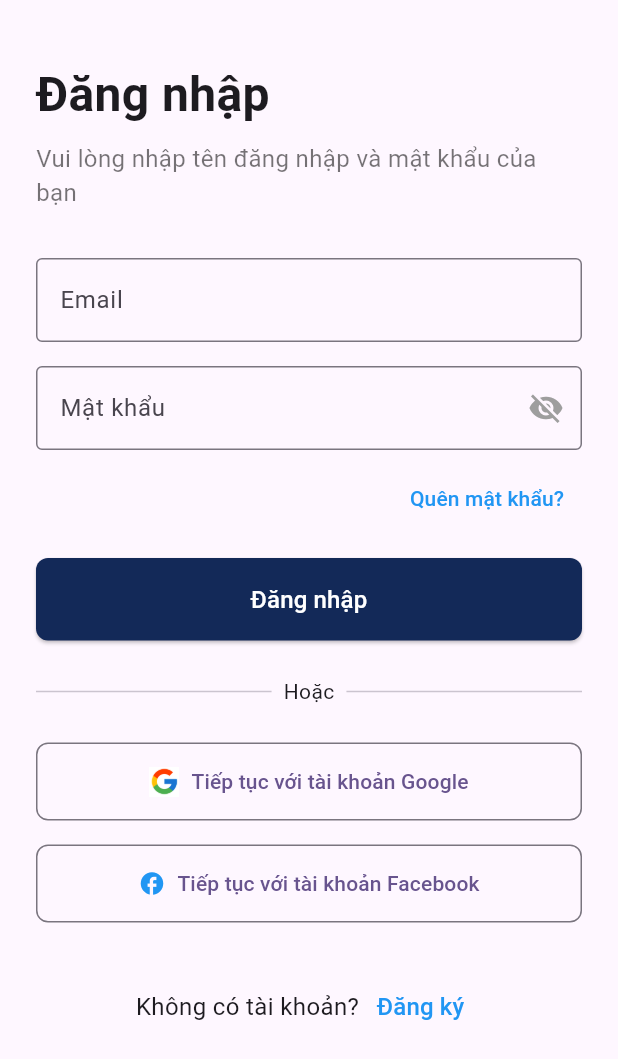
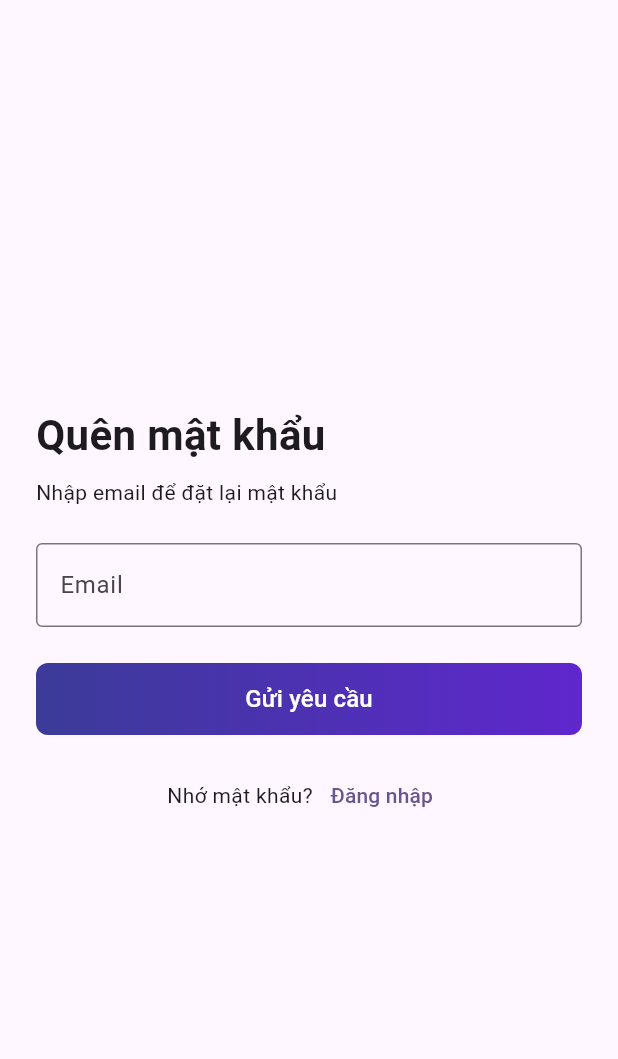
Before and after one commit to shInNei/IQTranhDau_front_end, a Flutter app: the LoginScreen screen opened by its route, after a tap on "Quên mật khẩu?", on a phone screen of 412 x 824 dp. Shown: the top 1059 px of the screen. Run offline on Flutter 3.47's test engine with Material 3 defaults, Android fonts, the phone set to English and light mode, and no system bars; drawn by our look-alikes of sentry_flutter; our stand-ins replace convex_bottom_bar, email_validator, firebase_core, google_sign_in, jwt_decoder, lottie and 2 more; accounts and stored records are empty; project files that could hold a hidden picture were left out.

```diff
--- /dev/null
+++ b/frontend/lib/login/forgetpass.dart
@@ -0,0 +1,161 @@
+import 'package:flutter/material.dart';
+import 'package:email_validator/email_validator.dart';
+import '../services/APICall.dart';
+import '../constants.dart';
+import 'login.dart';
+
+class ForgetPasswordScreen extends StatefulWidget {
+  const ForgetPasswordScreen({super.key});
+
+  @override
+  State<ForgetPasswordScreen> createState() => _ForgetPasswordScreenState();
+}
+
+class _ForgetPasswordScreenState extends State<ForgetPasswordScreen> {
+  final TextEditingController emailController = TextEditingController();
+  final _formKey = GlobalKey<FormState>();
+
+  @override
+  Widget build(BuildContext context) {
+    return Scaffold(
+      body: SafeArea(
+        child: Center(
+          child: SingleChildScrollView(
+            padding: const EdgeInsets.symmetric(horizontal: 24.0),
+            child: Form(
+              key: _formKey,
+              child: Column(
+                crossAxisAlignment: CrossAxisAlignment.start,
+                children: [
+                  const Text(
+                    "Quên mật khẩu",
+                    style: TextStyle(fontSize: 28, fontWeight: FontWeight.bold),
+                  ),
+                  const SizedBox(height: 8),
+                  const Text("Nhập email để đặt lại mật khẩu"),
+                  const SizedBox(height: 24),
+
+                  // Email input
+                  TextFormField(
+                    controller: emailController,
+                    decoration: const InputDecoration(
+                      labelText: "Email",
+                      border: OutlineInputBorder(),
+                    ),
+                    validator: (value) {
+                      if (value == null || value.trim().isEmpty) {
+                        return "Email không được bỏ trống";
+                      } else if (!EmailValidator.validate(value.trim())) {
+                        return "Email không hợp lệ";
+                      }
+                      return null;
+                    },
+                  ),
+                  const SizedBox(height: 24),
+
+                  // Gửi yêu cầu
+                  SizedBox(
+                    width: double.infinity,
+                    height: 48,
+                    child: ElevatedButton(
+                      onPressed: () async {
+                        print("Gửi yêu cầu đặt lại mật khẩu");
+                        // if (_formKey.currentState!.validate()) {
+                        //   ApiService apiService = ApiService(baseUrl: SERVER_URL, token: null);
+
+                        //   try {
+                        //     await apiService.forgotPassword(
+                        //       email: emailController.text.trim(),
+                        //     );
+
+                        //     if (!mounted) return;
+                        //     showDialog(
+                        //       context: context,
+                        //       builder: (context) => AlertDialog(
+                        //         title: const Text("Thành công"),
+                        //         content: const Text("Email đặt lại mật khẩu đã được gửi."),
+                        //         actions: [
+                        //           TextButton(
+                        //             onPressed: () {
+                        //               Navigator.of(context).pop();
+                        //               Navigator.pushReplacement(
+                        //                 context,
+                        //                 MaterialPageRoute(builder: (_) => const LoginScreen()),
+                        //               );
+                        //             },
+                        //             child: const Text("Đăng nhập"),
+                        //           ),
+                        //         ],
+                        //       ),
+                        //     );
+                        //   } catch (e) {
+                        //     if (!mounted) return;
+                        //     showDialog(
+                        //       context: context,
+                        //       builder: (context) => AlertDialog(
+                        //         title: const Text("Lỗi"),
+                        //         content: Text(e.toString().replaceAll("Exception: ", "")),
+                        //         actions: [
+                        //           TextButton(
+                        //             onPressed: () => Navigator.of(context).pop(),
+                        //             child: const Text("Đóng"),
+                        //           ),
+                        //         ],
+                        //       ),
+                        //     );
+                        //   }
+                        // }
+                      },
+                      style: ElevatedButton.styleFrom(
+                        shape: RoundedRectangleBorder(
+                          borderRadius: BorderRadius.circular(8),
+                        ),
+                        padding: EdgeInsets.zero,
+                        backgroundColor: Colors.transparent,
+                        shadowColor: Colors.transparent,
+                      ),
+                      child: Ink(
+                        decoration: BoxDecoration(
+                          gradient: const LinearGradient(
+                            colors: [Color(0xFF3B3B98), Color(0xFF5F27CD)],
+                          ),
+                          borderRadius: BorderRadius.circular(8),
+                        ),
+                        child: Container(
+                          alignment: Alignment.center,
+                          child: const Text(
+                            "Gửi yêu cầu",
+                            style: TextStyle(fontSize: 16, color: Colors.white),
+                          ),
+                        ),
+                      ),
+                    ),
+                  ),
+
+                  const SizedBox(height: 16),
+
+                  // Quay lại đăng nhập
+                  Row(
+                    mainAxisAlignment: MainAxisAlignment.center,
+                    children: [
+                      const Text("Nhớ mật khẩu?"),
+                      TextButton(
+                        onPressed: () {
+                          Navigator.pushReplacement(
+                            context,
+                            MaterialPageRoute(builder: (_) => const LoginScreen()),
+                          );
+                        },
+                        child: const Text("Đăng nhập"),
+                      ),
+                    ],
+                  ),
+                ],
+              ),
+            ),
+          ),
+        ),
+      ),
+    );
+  }
+}
--- a/frontend/lib/login/login.dart
+++ b/frontend/lib/login/login.dart
@@ -8,6 +8,8 @@ import 'package:shared_preferences/shared_preferences.dart';
 import '../home.dart'; // 🔁 thay đúng đường dẫn
 import '../constants.dart';
 import 'google_auth_service.dart';
+import 'package:email_validator/email_validator.dart';
+import 'forgetpass.dart';
 
 class LoginScreen extends StatefulWidget {
   const LoginScreen({Key? key}) : super(key: key);
@@ -26,13 +28,29 @@ class _LoginScreenState extends State<LoginScreen> {
     setState(() {
       _obscureText = !_obscureText;
     });
+    }
+
+  bool isValidEmail(String email) {
+    final emailRegex = RegExp(
+      r"^[a-zA-Z0-9._%+-]+@[a-zA-Z0-9.-]+\.[a-zA-Z]{2,}$",
+    );
+    return emailRegex.hasMatch(email);
   }
+
 
   void _login() async {
     // Check if fields are empty
     if (_emailController.text.isEmpty || _passwordController.text.isEmpty) {
       setState(() {
         _errorText = 'Tên Đăng Nhập hoặc Mật Khẩu không được để trống';
+      });
+      return;
+    }
+
+    final email = _emailController.text.trim();
+    if (!isValidEmail(email)){
+      setState(() {
+        _errorText = 'Email không hợp lệ';
       });
       return;
     }
@@ -156,6 +174,12 @@ class _LoginScreenState extends State<LoginScreen> {
                 child: TextButton(
                   onPressed: () {
                     // TODO: Điều hướng đến trang "Quên mật khẩu"
+                    Navigator.push(
+                      context,
+                      MaterialPageRoute(
+                        builder: (context) => const ForgetPasswordScreen(),
+                      ),
+                    );
                   },
                   child: const Text(
                     'Quên mật khẩu?',
--- a/frontend/lib/main.dart
+++ b/frontend/lib/main.dart
@@ -201,8 +201,7 @@ class _MyHomePageState extends State<MyHomePage> {
                   MaterialPageRoute(
                     builder:
                         (context) => const QuizScreen(
-                      topicID: 0,
-                      playerIDs: ["0", "1", "2"],
+                      category: 'Toán Học',
                     ),
                   ),
                 );
--- /dev/null
+++ b/frontend/lib/models/category.dart
@@ -0,0 +1,13 @@
+class Category {
+  final int id;
+  final String name;
+
+  Category({required this.id, required this.name});
+
+  factory Category.fromJson(Map<String, dynamic> json) {
+    return Category(
+      id: json['id'],
+      name: json['name'],
+    );
+  }
+}
--- /dev/null
+++ b/frontend/lib/models/question.dart
@@ -0,0 +1,31 @@
+class Question {
+  final int id;
+  final String question;
+  final List<String> options;
+  final String correctAnswer;
+
+  Question({
+    required this.id,
+    required this.question,
+    required this.options,
+    required this.correctAnswer,
+  });
+
+  factory Question.fromJson(Map<String, dynamic> json) {
+    return Question(
+      id: json['id'],
+      question: json['question'],
+      options: List<String>.from(json['options']),
+      correctAnswer: json['correctAnswer'],
+    );
+  }
+
+  Map<String, dynamic> toJson() {
+    return {
+      'id': id,
+      'question': question,
+      'options': options,
+      'correctAnswer': correctAnswer,
+    };
+  }
+}
```
Also changed, not shown: frontend/lib/practice_match_screen.dart (+99 -38 lines), frontend/lib/practice_screen.dart (+67 -22 lines), frontend/lib/services/APICall.dart (+49 -2 lines).
